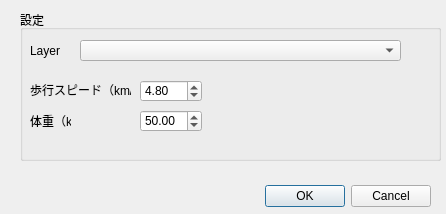
Qt form TraceWalker_dialog_base.ui (00ky00/TraceWalker) before a commit.
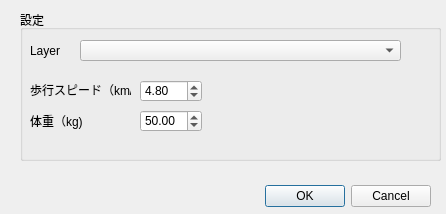
The same form after that commit. Custom widgets are drawn as their Qt base class.

The edit to the form file:
```diff
--- a/TraceWalker_dialog_base.ui
+++ b/TraceWalker_dialog_base.ui
@@ -63,7 +63,7 @@
     <rect>
      <x>30</x>
      <y>110</y>
-     <width>41</width>
+     <width>91</width>
      <height>21</height>
     </rect>
    </property>
```
